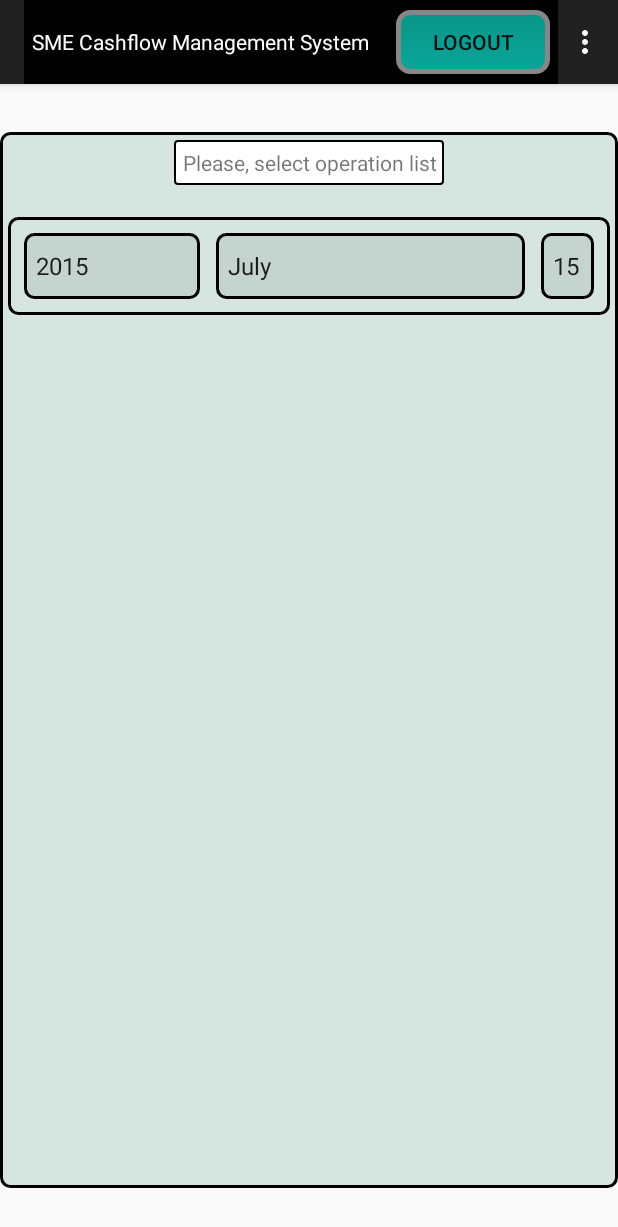
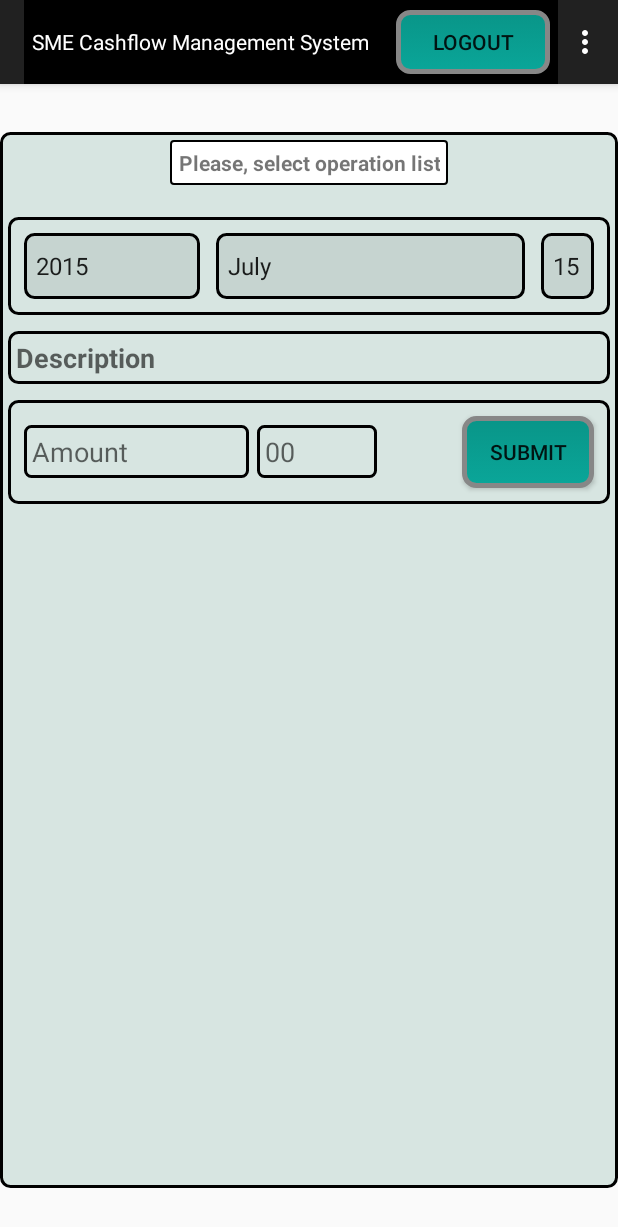
Before and after one commit to nick756/mobile, an Android app: the TransactionActivity screen opened directly, with no data from a screen before it, on a phone screen of 412 x 824 dp. Shown: the top 1227 px of the screen. Run offline under Robolectric (Android 15) with nearby library versions, the phone set to English and light mode, and no system bars; 4 statements that could not run were skipped.

Commit message:
First commit

```diff
--- /dev/null
+++ b/app/src/main/res/drawable/text_base_layout.xml
@@ -0,0 +1,6 @@
+<?xml version="1.0" encoding="utf-8"?>
+<shape xmlns:android="http://schemas.android.com/apk/res/android">
+    <corners android:radius="4dp"/>
+    <solid android:color="#D7E5E1"/>
+    <stroke android:width="2dp" android:color="#000000"/>
+</shape>
--- a/app/src/main/res/layout/activity_transaction.xml
+++ b/app/src/main/res/layout/activity_transaction.xml
@@ -16,7 +16,8 @@
         android:gravity="center"
         android:autoText="false"
         android:padding="5dp"
-        android:layout_centerHorizontal="true" />
+        android:layout_centerHorizontal="true"
+        android:textStyle="bold" />
 
     <Spinner
         android:id="@+id/operations_list_spinner"
@@ -68,7 +69,70 @@
             android:layout_margin="5dp"
             android:layout_toRightOf="@+id/month_spinner"
             android:background="@drawable/operations_background"
+            android:layout_alignParentRight="true"
             android:layout_alignParentEnd="true" />
     </RelativeLayout>
 
+    <EditText
+        android:layout_width="match_parent"
+        android:layout_height="wrap_content"
+        android:id="@+id/transaction_description_id"
+        android:hint="Description"
+        android:layout_below="@+id/base_calendar"
+        android:layout_margin="5dp"
+        android:background="@drawable/base_layout_background"
+        android:padding="5dp"
+        android:singleLine="false"
+        android:textStyle="bold"
+        android:inputType="text|textMultiLine"
+        android:editable="true" />
+
+    <RelativeLayout
+        android:layout_width="match_parent"
+        android:layout_height="wrap_content"
+        android:layout_below="@+id/transaction_description_id"
+        android:layout_margin="5dp"
+        android:background="@drawable/base_layout_background"
+        android:padding="5dp">
+
+        <EditText
+            android:layout_width="150dp"
+            android:layout_height="wrap_content"
+            android:inputType="numberDecimal"
+            android:ems="10"
+            android:id="@+id/sum_id"
+            android:layout_margin="5dp"
+            android:background="@drawable/text_base_layout"
+            android:hint="Amount"
+            android:layout_centerVertical="true"
+            android:gravity="center_vertical"
+            android:padding="5dp" />
+
+        <EditText
+            android:layout_width="80dp"
+            android:layout_height="wrap_content"
+            android:inputType="numberDecimal"
+            android:ems="10"
+            android:id="@+id/sub_sum_id"
+            android:layout_toRightOf="@+id/sum_id"
+            android:padding="5dp"
+            android:hint="00"
+            android:layout_centerVertical="true"
+            android:background="@drawable/text_base_layout"
+            android:maxLength="2" />
+
+        <Button
+            android:layout_width="wrap_content"
+            android:layout_height="wrap_content"
+            android:text="Submit"
+            android:id="@+id/submit_transaction_button"
+            android:layout_alignParentTop="true"
+            android:layout_margin="5dp"
+            android:onClick="submitClick"
+            android:layout_alignParentRight="true"
+            android:layout_alignParentEnd="true"
+            android:background="@drawable/login_button_selector" />
+    </RelativeLayout>
+
+
 </RelativeLayout>
```
